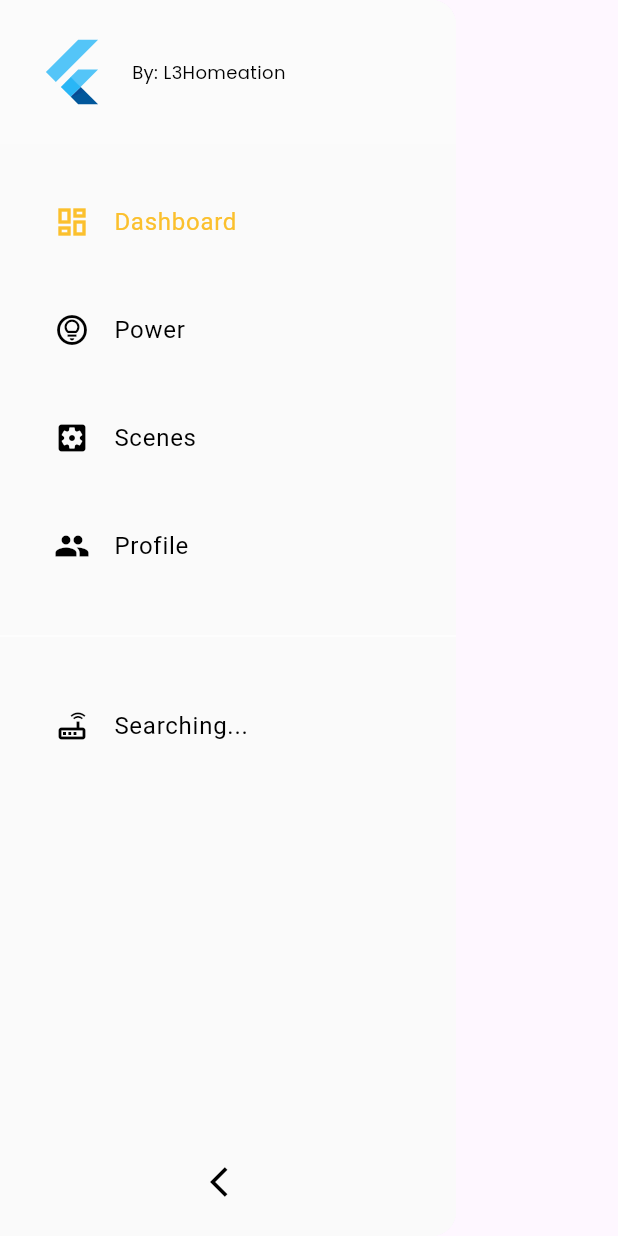
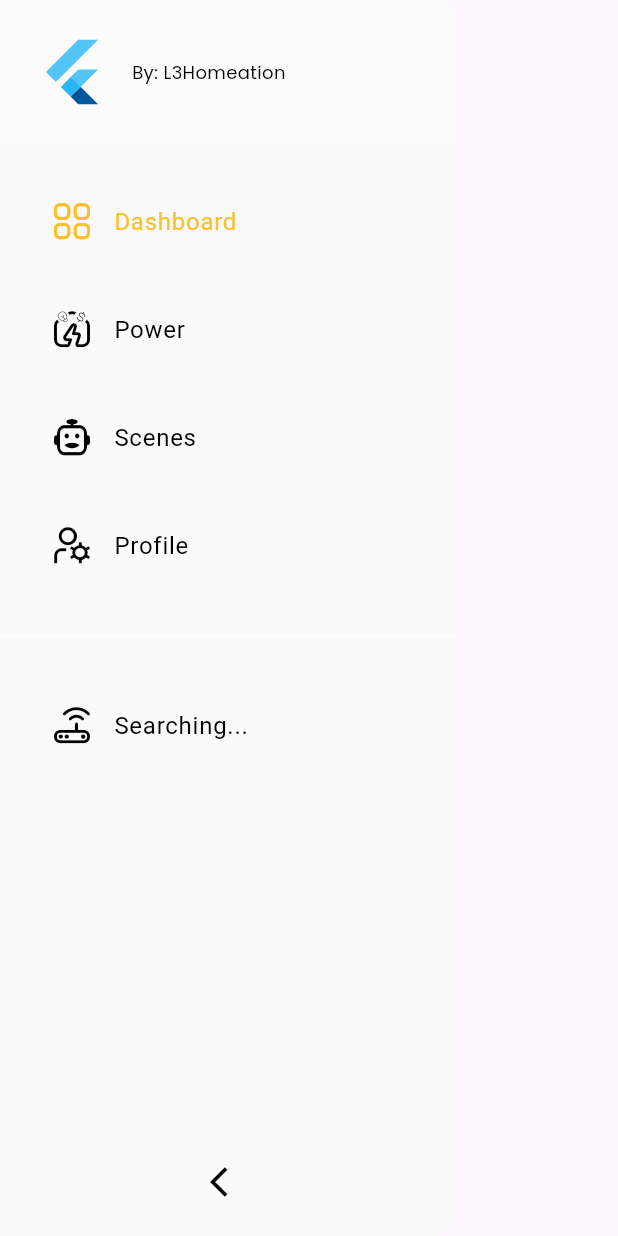
Before and after one commit to huiyinghuan/team12_PSD_NILM_Mobile_Application, a Flutter app: the NavigationDrawerWidget widget shown alone on an empty page, opened directly, on a phone screen of 412 x 824 dp. Run offline on Flutter 3.47's test engine with Material 3 defaults, Android fonts, the phone set to English and light mode, and no system bars; our stand-ins replace flutter_vector_icons, google_fonts; network calls fail.

Commit message:
Replaced nav bar icons with our chosen custom icons

```diff
--- a/lib/data/drawer_items.dart
+++ b/lib/data/drawer_items.dart
@@ -1,13 +1,25 @@
 import 'package:flutter/material.dart';
 import 'package:l3homeation/models/drawer_item.dart';
 
-final itemsFirst = [
-  DrawerItem(title: 'Dashboard', icon: Icons.dashboard_outlined),
-  DrawerItem(title: 'Power', icon: Icons.lightbulb_circle_outlined),
-  DrawerItem(title: 'Scenes', icon: Icons.settings_applications),
-  DrawerItem(title: 'Profile', icon: Icons.people),
+class MyFlutterApp {
+  MyFlutterApp._();
+
+  static const String _kFontFam = 'MyFlutterApp';
+
+  static const IconData dashboard = IconData(0xe800, fontFamily: _kFontFam);
+  static const IconData power_consumption = IconData(0xe801, fontFamily: _kFontFam);
+  static const IconData scene = IconData(0xe802, fontFamily: _kFontFam);
+  static const IconData profile_setting = IconData(0xe803, fontFamily: _kFontFam);
+  static const IconData router = IconData(0xe804, fontFamily: _kFontFam);
+}
+
+final itemsFirst = const [
+  DrawerItem(title: 'Dashboard', icon: MyFlutterApp.dashboard),
+  DrawerItem(title: 'Power', icon: MyFlutterApp.power_consumption),
+  DrawerItem(title: 'Scenes', icon: MyFlutterApp.scene),
+  DrawerItem(title: 'Profile', icon: MyFlutterApp.profile_setting),
 ];
 
-final itemsSecond = [
-  DrawerItem(title: 'Searching...', icon: Icons.router_outlined),
+final itemsSecond = const [
+  DrawerItem(title: 'Searching...', icon: MyFlutterApp.router),
 ];
--- a/lib/widget/navigation_drawer_widget.dart
+++ b/lib/widget/navigation_drawer_widget.dart
@@ -120,6 +120,8 @@ class NavigationDrawerWidget extends StatelessWidget {
           return Colors.blue.shade800;
         case 'Profile':
           return Colors.orange.shade800;
+        case 'Searching...':
+          return Colors.red.shade800;
         default:
           return Colors.black;
       }
```
Also changed, not shown: pubspec.yaml (+4 -4 lines), assets/MyFlutterApp.ttf (added).
